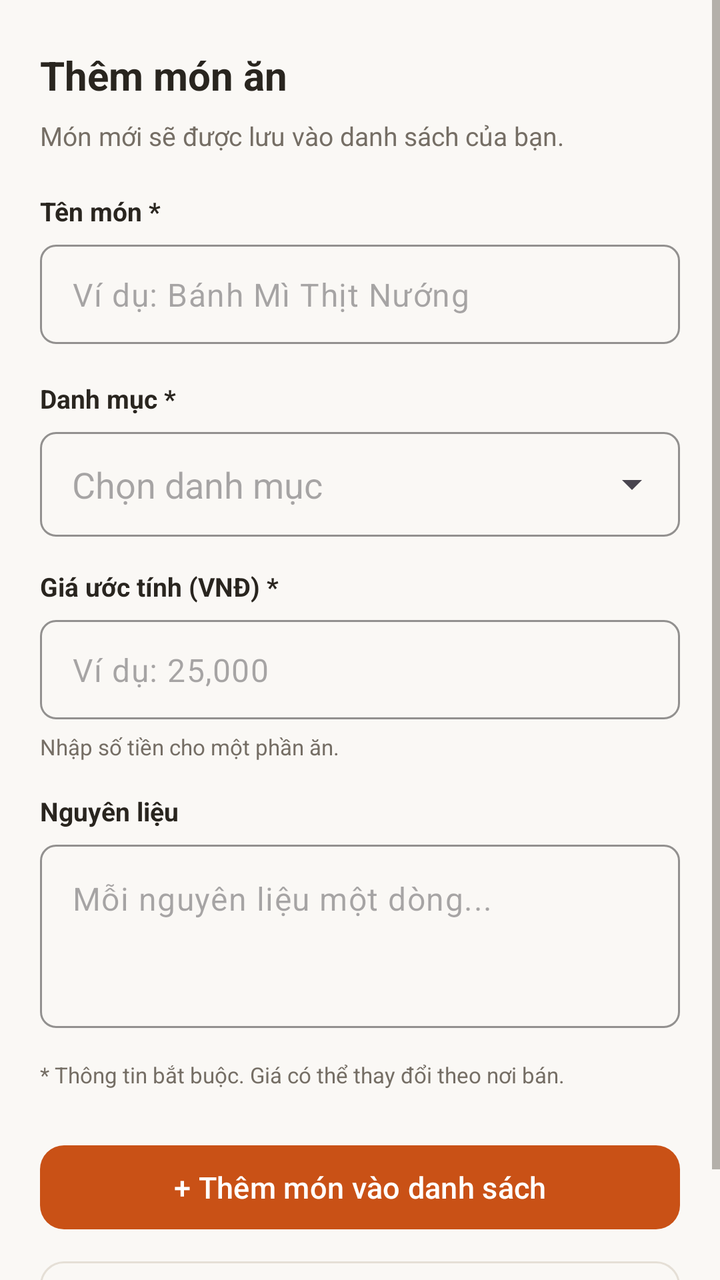
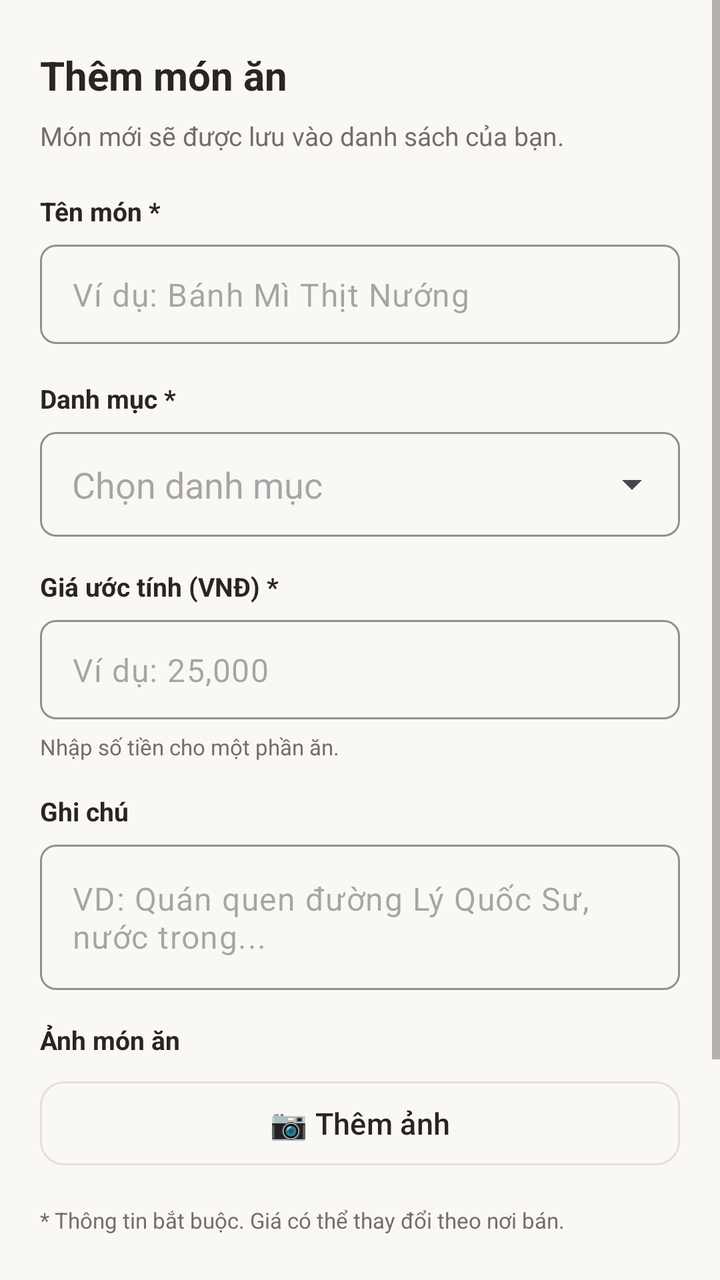

Screens rendered from an Android XML layout before and after an edit, with the pre-edit source and the edit as a unified diff.
<!-- AndroidManifest.xml: application theme Theme.Homnayangi -->
<!-- res/layout/dialog_add_food.xml -->
<?xml version="1.0" encoding="utf-8"?>
<ScrollView xmlns:android="http://schemas.android.com/apk/res/android"
    xmlns:app="http://schemas.android.com/apk/res-auto"
    android:layout_width="match_parent"
    android:layout_height="wrap_content"
    android:fillViewport="true"
    android:background="@color/ds_bg_warm">

    <LinearLayout
        android:layout_width="match_parent"
        android:layout_height="wrap_content"
        android:orientation="vertical"
        android:paddingHorizontal="20dp"
        android:paddingTop="24dp"
        android:paddingBottom="24dp">

        
        <LinearLayout
            android:layout_width="match_parent"
            android:layout_height="wrap_content"
            android:gravity="center_vertical"
            android:orientation="horizontal">
            <ImageView
                android:id="@+id/btnBack"
                android:layout_width="24dp"
                android:layout_height="24dp"
                android:src="@android:drawable/ic_menu_revert"
                app:tint="@color/ds_text_primary"
                android:visibility="gone" />
            <TextView
                android:id="@+id/tvDialogTitle"
                android:layout_width="wrap_content"
                android:layout_height="wrap_content"
                android:text="Thêm món ăn"
                android:textColor="@color/ds_text_primary"
                android:textSize="20sp"
                android:textStyle="bold" />
        </LinearLayout>

        <TextView
            android:layout_width="match_parent"
            android:layout_height="wrap_content"
            android:layout_marginTop="8dp"
            android:layout_marginBottom="20dp"
            android:text="Món mới sẽ được lưu vào danh sách của bạn."
            android:textColor="@color/ds_text_secondary"
            android:textSize="13sp" />

        
        <TextView
            android:layout_width="wrap_content"
            android:layout_height="wrap_content"
            android:text="Tên món *"
            android:textColor="@color/ds_text_primary"
            android:textSize="13sp"
            android:textStyle="bold" />

        <com.google.android.material.textfield.TextInputLayout
            style="?attr/textInputStyle"
            android:layout_width="match_parent"
            android:layout_height="wrap_content"
            android:layout_marginTop="8dp"
            app:hintEnabled="false">
            <com.google.android.material.textfield.TextInputEditText
                android:id="@+id/edtFoodName"
                android:layout_width="match_parent"
                android:layout_height="wrap_content"
                android:hint="Ví dụ: Bánh Mì Thịt Nướng"
                android:inputType="text"
                android:paddingVertical="14dp"
                android:paddingHorizontal="16dp"
                android:textColor="@color/ds_text_primary" />
        </com.google.android.material.textfield.TextInputLayout>

        <TextView
            android:layout_width="wrap_content"
            android:layout_height="wrap_content"
            android:layout_marginTop="16dp"
            android:text="Danh mục *"
            android:textColor="@color/ds_text_primary"
            android:textSize="13sp"
            android:textStyle="bold" />

        <com.google.android.material.textfield.TextInputLayout
            style="?attr/textInputStyle"
            android:layout_width="match_parent"
            android:layout_height="wrap_content"
            android:layout_marginTop="8dp"
            app:hintEnabled="false"
            app:endIconMode="dropdown_menu">
            <com.google.android.material.textfield.MaterialAutoCompleteTextView
                android:id="@+id/edtCategory"
                android:layout_width="match_parent"
                android:layout_height="wrap_content"
                android:hint="Chọn danh mục"
                android:inputType="none"
                android:paddingVertical="14dp"
                android:paddingHorizontal="16dp"
                android:textColor="@color/ds_text_primary" />
        </com.google.android.material.textfield.TextInputLayout>

        <TextView
            android:layout_width="wrap_content"
            android:layout_height="wrap_content"
            android:layout_marginTop="16dp"
            android:text="Giá ước tính (VNĐ) *"
            android:textColor="@color/ds_text_primary"
            android:textSize="13sp"
            android:textStyle="bold" />

        <com.google.android.material.textfield.TextInputLayout
            style="?attr/textInputStyle"
            android:layout_width="match_parent"
            android:layout_height="wrap_content"
            android:layout_marginTop="8dp"
            app:hintEnabled="false">
            <com.google.android.material.textfield.TextInputEditText
                android:id="@+id/edtPrice"
                android:layout_width="match_parent"
                android:layout_height="wrap_content"
                android:hint="Ví dụ: 25,000"
                android:inputType="numberDecimal"
                android:paddingVertical="14dp"
                android:paddingHorizontal="16dp"
                android:textColor="@color/ds_text_primary" />
        </com.google.android.material.textfield.TextInputLayout>

        <TextView
            android:layout_width="match_parent"
            android:layout_height="wrap_content"
            android:layout_marginTop="4dp"
            android:text="Nhập số tiền cho một phần ăn."
            android:textColor="@color/ds_text_secondary"
            android:textSize="11sp" />

        <TextView
            android:layout_width="wrap_content"
            android:layout_height="wrap_content"
            android:layout_marginTop="16dp"
            android:text="Nguyên liệu"
            android:textColor="@color/ds_text_primary"
            android:textSize="13sp"
            android:textStyle="bold" />

        <com.google.android.material.textfield.TextInputLayout
            style="?attr/textInputStyle"
            android:layout_width="match_parent"
            android:layout_height="wrap_content"
            android:layout_marginTop="8dp"
            app:hintEnabled="false">
            <com.google.android.material.textfield.TextInputEditText
                android:id="@+id/edtRecipe"
                android:layout_width="match_parent"
                android:layout_height="wrap_content"
                android:hint="Mỗi nguyên liệu một dòng..."
                android:inputType="textMultiLine"
                android:minLines="3"
                android:padding="16dp"
                android:gravity="top|start"
                android:textColor="@color/ds_text_primary" />
        </com.google.android.material.textfield.TextInputLayout>

        
        <TextView
            android:layout_width="match_parent"
            android:layout_height="wrap_content"
            android:layout_marginTop="16dp"
            android:text="* Thông tin bắt buộc. Giá có thể thay đổi theo nơi bán."
            android:textColor="@color/ds_text_secondary"
            android:textSize="11sp" />

        
        <com.google.android.material.button.MaterialButton
            android:id="@+id/btnSave"
            style="?attr/materialButtonStyle"
            android:layout_width="match_parent"
            android:layout_height="wrap_content"
            android:layout_marginTop="24dp"
            android:text="+ Thêm món vào danh sách"
            android:textAllCaps="false" />

        <com.google.android.material.button.MaterialButton
            android:id="@+id/btnCancel"
            style="@style/Widget.Homnayangi.Button.Secondary"
            android:layout_width="match_parent"
            android:layout_height="wrap_content"
            android:layout_marginTop="8dp"
            android:text="Hủy"
            android:textAllCaps="false" />

    </LinearLayout>
</ScrollView>
<!-- resources referenced by this layout -->
<resources>
  <color name="ds_bg_warm">#FAF8F5</color>
  <color name="ds_text_primary">#29251F</color>
  <color name="ds_text_secondary">#756E65</color>
  <style name="Widget.Homnayangi.Button.Secondary" parent="Widget.Material3.Button.OutlinedButton">
          <item name="android:minHeight">50dp</item>
          <item name="cornerRadius">12dp</item>
          <item name="strokeColor">@color/ds_border</item>
          <item name="android:textColor">@color/ds_text_primary</item>
          <item name="android:textSize">15sp</item>
          <item name="android:fontFamily">sans-serif-medium</item>
      </style>
  <style name="Theme.Homnayangi" parent="Base.Theme.Homnayangi" />
  <color name="ds_border">#E5DFD6</color>
  <style name="Base.Theme.Homnayangi" parent="Theme.Material3.Light.NoActionBar">
          
          <item name="colorPrimary">@color/ds_primary</item>
          <item name="colorOnPrimary">@color/ds_surface</item>
          <item name="colorSurface">@color/ds_surface</item>
          <item name="colorOnSurface">@color/ds_text_primary</item>
          <item name="colorError">@color/ds_warning_delete</item>
          <item name="android:colorBackground">@color/ds_bg_warm</item>
          <item name="android:windowBackground">@color/ds_bg_warm</item>
          <item name="android:textColorPrimary">@color/ds_text_primary</item>
          <item name="android:textColorSecondary">@color/ds_text_secondary</item>
          
          <item name="materialButtonStyle">@style/Widget.Homnayangi.Button.Primary</item>
          <item name="textInputStyle">@style/Widget.Homnayangi.TextInputLayout</item>
      </style>
  <color name="ds_primary">#C95116</color>
  <color name="ds_surface">#FFFFFF</color>
  <color name="ds_warning_delete">#B83D36</color>
  <style name="Widget.Homnayangi.Button.Primary" parent="Widget.Material3.Button">
          <item name="android:minHeight">50dp</item>
          <item name="cornerRadius">12dp</item>
          <item name="backgroundTint">@color/ds_primary</item>
          <item name="android:textColor">@color/white</item>
          <item name="android:textSize">15sp</item>
          <item name="android:fontFamily">sans-serif-medium</item>
      </style>
  <style name="Widget.Homnayangi.TextInputLayout" parent="Widget.Material3.TextInputLayout.OutlinedBox">
          <item name="android:minHeight">52dp</item>
          <item name="boxCornerRadiusTopStart">8dp</item>
          <item name="boxCornerRadiusTopEnd">8dp</item>
          <item name="boxCornerRadiusBottomStart">8dp</item>
          <item name="boxCornerRadiusBottomEnd">8dp</item>
          <item name="boxStrokeColor">@color/ds_border</item>
          <item name="hintTextColor">@color/ds_text_secondary</item>
      </style>
  <color name="white">#FFFFFFFF</color>
</resources>

<!-- the commit's change to res/layout/dialog_add_food.xml (unified diff, before → after) -->
@@ -119,7 +119,7 @@
                 android:layout_width="match_parent"
                 android:layout_height="wrap_content"
                 android:hint="Ví dụ: 25,000"
-                android:inputType="numberDecimal"
+                android:inputType="number"
                 android:paddingVertical="14dp"
                 android:paddingHorizontal="16dp"
                 android:textColor="@color/ds_text_primary" />
@@ -137,7 +137,7 @@
             android:layout_width="wrap_content"
             android:layout_height="wrap_content"
             android:layout_marginTop="16dp"
-            android:text="Nguyên liệu"
+            android:text="Ghi chú"
             android:textColor="@color/ds_text_primary"
             android:textSize="13sp"
             android:textStyle="bold" />
@@ -152,13 +152,50 @@
                 android:id="@+id/edtRecipe"
                 android:layout_width="match_parent"
                 android:layout_height="wrap_content"
-                android:hint="Mỗi nguyên liệu một dòng..."
+                android:hint="VD: Quán quen đường Lý Quốc Sư, nước trong..."
                 android:inputType="textMultiLine"
-                android:minLines="3"
+                android:minLines="2"
                 android:padding="16dp"
                 android:gravity="top|start"
                 android:textColor="@color/ds_text_primary" />
         </com.google.android.material.textfield.TextInputLayout>
+
+        <TextView
+            android:layout_width="wrap_content"
+            android:layout_height="wrap_content"
+            android:layout_marginTop="16dp"
+            android:text="Ảnh món ăn"
+            android:textColor="@color/ds_text_primary"
+            android:textSize="13sp"
+            android:textStyle="bold" />
+
+        <com.google.android.material.button.MaterialButton
+            android:id="@+id/btnPickFoodImage"
+            style="@style/Widget.Homnayangi.Button.Secondary"
+            android:layout_width="match_parent"
+            android:layout_height="wrap_content"
+            android:layout_marginTop="8dp"
+            android:text="📷 Thêm ảnh"
+            android:textAllCaps="false" />
+
+        <com.google.android.material.card.MaterialCardView
+            android:id="@+id/cardFoodPreview"
+            android:layout_width="match_parent"
+            android:layout_height="wrap_content"
+            android:layout_marginTop="8dp"
+            android:visibility="gone"
+            app:cardCornerRadius="12dp"
+            app:cardElevation="0dp"
+            app:strokeColor="@color/ds_border"
+            app:strokeWidth="1dp">
+
+            <ImageView
+                android:id="@+id/imgFoodPreview"
+                android:layout_width="match_parent"
+                android:layout_height="160dp"
+                android:scaleType="centerCrop"
+                android:adjustViewBounds="true" />
+        </com.google.android.material.card.MaterialCardView>
 
         
         <TextView
